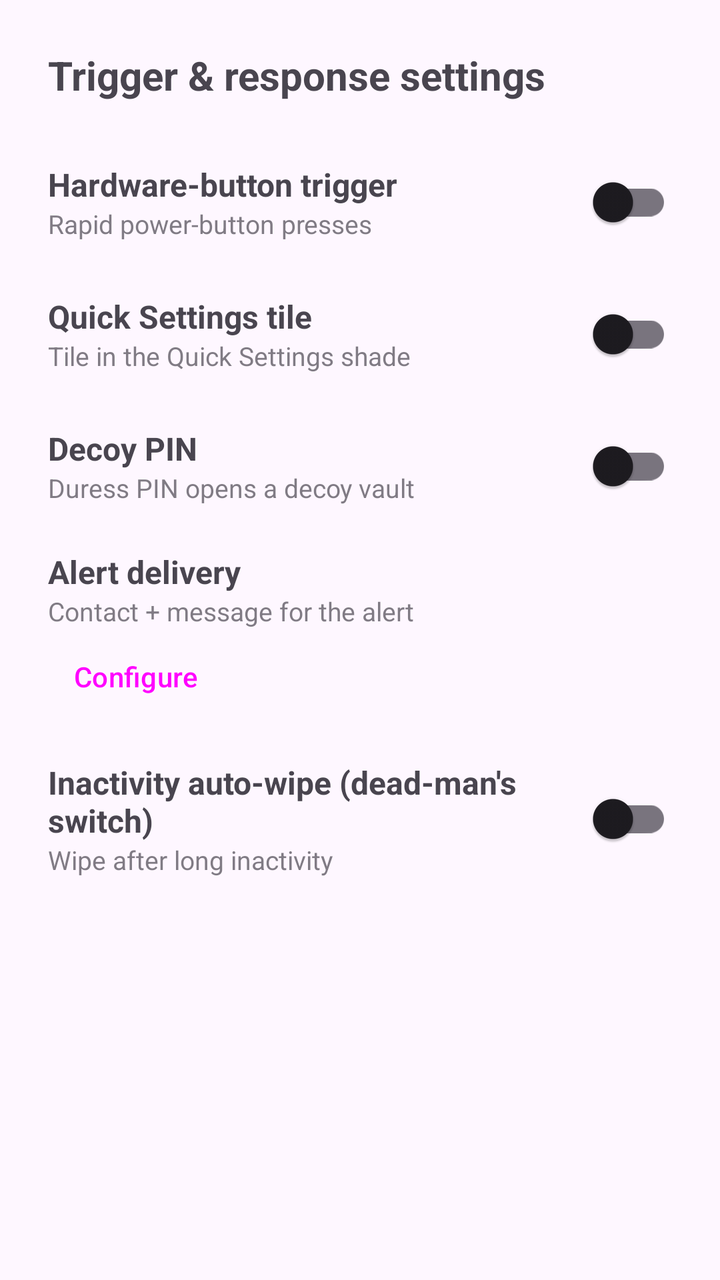
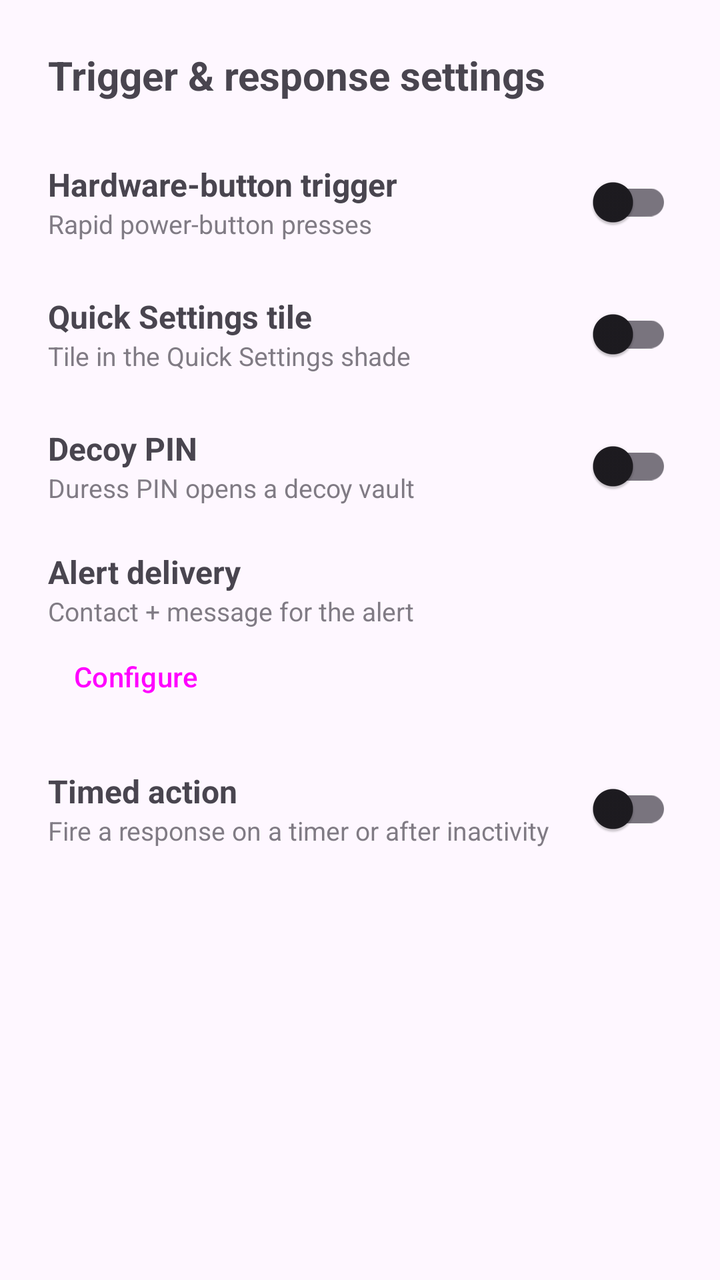

Screens rendered from an Android XML layout before and after an edit, with the pre-edit source and the edit as a unified diff.
<!-- AndroidManifest.xml: application theme Theme.Guardian -->
<!-- res/layout/activity_settings.xml -->
<?xml version="1.0" encoding="utf-8"?>
<ScrollView xmlns:android="http://schemas.android.com/apk/res/android"
    android:layout_width="match_parent"
    android:layout_height="match_parent">

    <LinearLayout
        android:layout_width="match_parent"
        android:layout_height="wrap_content"
        android:orientation="vertical"
        android:padding="24dp">

        <TextView
            android:layout_width="wrap_content"
            android:layout_height="wrap_content"
            android:layout_marginBottom="8dp"
            android:text="@string/settings_title"
            android:textSize="20sp"
            android:textStyle="bold" />

        
        <LinearLayout style="@style/RowContainer">
            <LinearLayout style="@style/RowText">
                <TextView style="@style/RowTitle" android:text="@string/section_hardware" />
                <TextView style="@style/RowSub" android:text="@string/hw_sub" />
            </LinearLayout>
            <com.google.android.material.switchmaterial.SwitchMaterial
                android:id="@+id/swHardware"
                android:layout_width="wrap_content"
                android:layout_height="wrap_content" />
        </LinearLayout>
        <Button
            android:id="@+id/btnConfigHardware"
            style="?attr/borderlessButtonStyle"
            android:layout_width="wrap_content"
            android:layout_height="wrap_content"
            android:text="@string/configure"
            android:visibility="gone" />

        
        <LinearLayout style="@style/RowContainer">
            <LinearLayout style="@style/RowText">
                <TextView style="@style/RowTitle" android:text="@string/section_tile" />
                <TextView style="@style/RowSub" android:text="@string/qs_sub" />
            </LinearLayout>
            <com.google.android.material.switchmaterial.SwitchMaterial
                android:id="@+id/swQsTile"
                android:layout_width="wrap_content"
                android:layout_height="wrap_content" />
        </LinearLayout>
        <Button
            android:id="@+id/btnConfigQs"
            style="?attr/borderlessButtonStyle"
            android:layout_width="wrap_content"
            android:layout_height="wrap_content"
            android:text="@string/configure"
            android:visibility="gone" />

        
        <LinearLayout style="@style/RowContainer">
            <LinearLayout style="@style/RowText">
                <TextView style="@style/RowTitle" android:text="@string/section_decoy" />
                <TextView style="@style/RowSub" android:text="@string/decoy_sub" />
            </LinearLayout>
            <com.google.android.material.switchmaterial.SwitchMaterial
                android:id="@+id/swDecoy"
                android:layout_width="wrap_content"
                android:layout_height="wrap_content" />
        </LinearLayout>
        <Button
            android:id="@+id/btnConfigDecoy"
            style="?attr/borderlessButtonStyle"
            android:layout_width="wrap_content"
            android:layout_height="wrap_content"
            android:text="@string/configure"
            android:visibility="gone" />

        
        <LinearLayout style="@style/RowContainer">
            <LinearLayout style="@style/RowText">
                <TextView style="@style/RowTitle" android:text="@string/section_alert_delivery" />
                <TextView style="@style/RowSub" android:text="@string/alert_sub" />
            </LinearLayout>
        </LinearLayout>
        <Button
            android:id="@+id/btnConfigAlert"
            style="?attr/borderlessButtonStyle"
            android:layout_width="wrap_content"
            android:layout_height="wrap_content"
            android:text="@string/configure" />

        
        <LinearLayout style="@style/RowContainer">
            <LinearLayout style="@style/RowText">
                <TextView style="@style/RowTitle" android:text="@string/section_inactivity" />
                <TextView style="@style/RowSub" android:text="@string/inactivity_sub" />
            </LinearLayout>
            <com.google.android.material.switchmaterial.SwitchMaterial
                android:id="@+id/swInactivity"
                android:layout_width="wrap_content"
                android:layout_height="wrap_content" />
        </LinearLayout>
        <Button
            android:id="@+id/btnConfigInactivity"
            style="?attr/borderlessButtonStyle"
            android:layout_width="wrap_content"
            android:layout_height="wrap_content"
            android:text="@string/configure"
            android:visibility="gone" />

    </LinearLayout>
</ScrollView>
<!-- resources referenced by this layout -->
<resources>
  <string name="alert_sub">Contact + message for the alert</string>
  <string name="configure">Configure</string>
  <string name="decoy_sub">Duress PIN opens a decoy vault</string>
  <string name="hw_sub">Rapid power-button presses</string>
  <string name="inactivity_sub">Wipe after long inactivity</string>
  <string name="qs_sub">Tile in the Quick Settings shade</string>
  <string name="section_alert_delivery">Alert delivery</string>
  <string name="section_decoy">Decoy PIN</string>
  <string name="section_hardware">Hardware-button trigger</string>
  <string name="section_inactivity">Inactivity auto-wipe (dead-man\'s switch)</string>
  <string name="section_tile">Quick Settings tile</string>
  <string name="settings_title">Trigger &amp; response settings</string>
  <style name="RowContainer">
          <item name="android:layout_width">match_parent</item>
          <item name="android:layout_height">wrap_content</item>
          <item name="android:orientation">horizontal</item>
          <item name="android:gravity">center_vertical</item>
          <item name="android:layout_marginTop">18dp</item>
      </style>
  <style name="RowSub">
          <item name="android:layout_width">wrap_content</item>
          <item name="android:layout_height">wrap_content</item>
          <item name="android:textSize">13sp</item>
          <item name="android:alpha">0.7</item>
      </style>
  <style name="RowText">
          <item name="android:layout_width">0dp</item>
          <item name="android:layout_height">wrap_content</item>
          <item name="android:layout_weight">1</item>
          <item name="android:orientation">vertical</item>
      </style>
  <style name="RowTitle">
          <item name="android:layout_width">wrap_content</item>
          <item name="android:layout_height">wrap_content</item>
          <item name="android:textSize">16sp</item>
          <item name="android:textStyle">bold</item>
      </style>
  <style name="Theme.Guardian" parent="Theme.Material3.DayNight.NoActionBar" />
</resources>

<!-- the commit's change to res/layout/activity_settings.xml (unified diff, before → after) -->
@@ -91,8 +91,8 @@
         
         <LinearLayout style="@style/RowContainer">
             <LinearLayout style="@style/RowText">
-                <TextView style="@style/RowTitle" android:text="@string/section_inactivity" />
-                <TextView style="@style/RowSub" android:text="@string/inactivity_sub" />
+                <TextView style="@style/RowTitle" android:text="@string/timer_title" />
+                <TextView style="@style/RowSub" android:text="@string/timer_sub" />
             </LinearLayout>
             <com.google.android.material.switchmaterial.SwitchMaterial
                 android:id="@+id/swInactivity"
<!-- resource entries referenced after the edit -->
@@ -4,14 +4,14 @@
   <string name="configure">Configure</string>
   <string name="decoy_sub">Duress PIN opens a decoy vault</string>
   <string name="hw_sub">Rapid power-button presses</string>
-  <string name="inactivity_sub">Wipe after long inactivity</string>
   <string name="qs_sub">Tile in the Quick Settings shade</string>
   <string name="section_alert_delivery">Alert delivery</string>
   <string name="section_decoy">Decoy PIN</string>
   <string name="section_hardware">Hardware-button trigger</string>
-  <string name="section_inactivity">Inactivity auto-wipe (dead-man\'s switch)</string>
   <string name="section_tile">Quick Settings tile</string>
   <string name="settings_title">Trigger &amp; response settings</string>
+  <string name="timer_sub">Fire a response on a timer or after inactivity</string>
+  <string name="timer_title">Timed action</string>
   <style name="RowContainer">
           <item name="android:layout_width">match_parent</item>
           <item name="android:layout_height">wrap_content</item>
